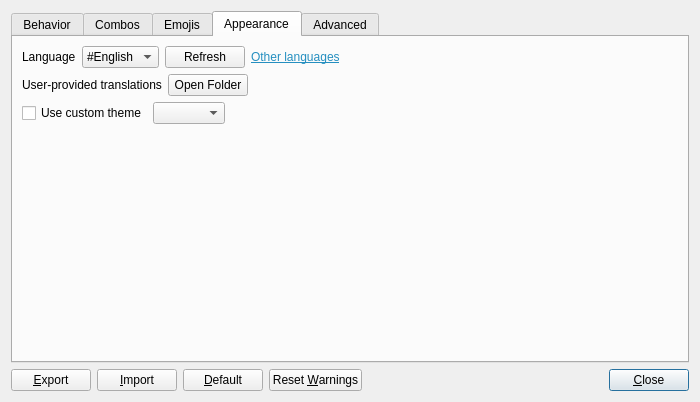
Above: Beeftext/Preferences/PreferencesDialog.ui from xmichelo/Beeftext before the change. Below: the same form after it.
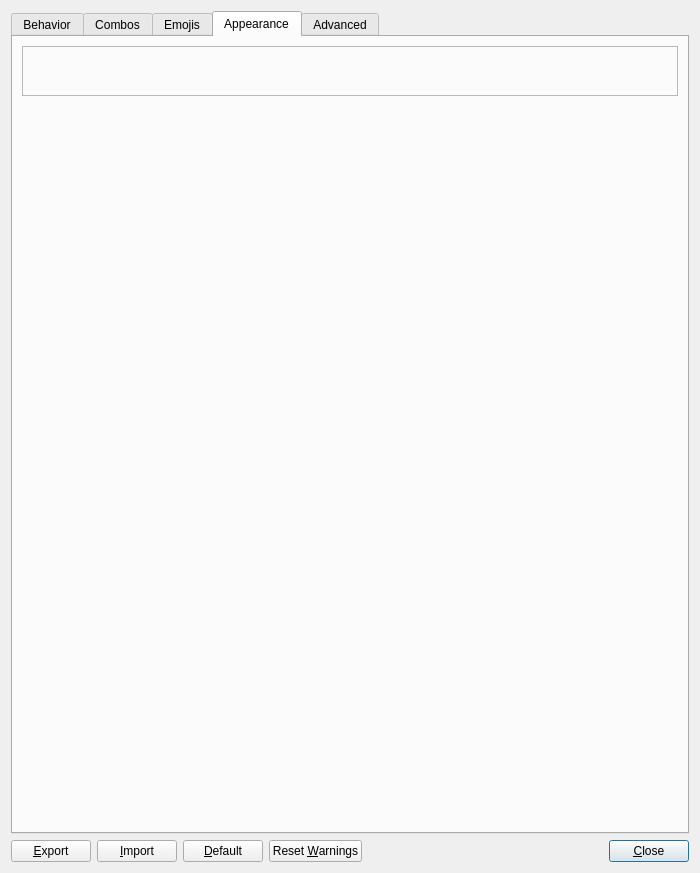
That is the form after the change. The open tabs and pages were chosen to show the change. Custom widgets are drawn as their Qt base class.

Commit message: Moved appearance preferences interface in separate frame.

The edit to the form file:
```diff
--- a/Beeftext/Preferences/PreferencesDialog.ui
+++ b/Beeftext/Preferences/PreferencesDialog.ui
@@ -7,7 +7,7 @@
     <x>0</x>
     <y>0</y>
     <width>700</width>
-    <height>402</height>
+    <height>873</height>
    </rect>
   </property>
   <property name="minimumSize">
@@ -22,6 +22,12 @@
   <layout class="QVBoxLayout" name="verticalLayout">
    <item>
     <widget class="QTabWidget" name="tabPreferences">
+     <property name="minimumSize">
+      <size>
+       <width>0</width>
+       <height>100</height>
+      </size>
+     </property>
      <property name="currentIndex">
       <number>2</number>
      </property>
@@ -526,122 +532,20 @@
       </attribute>
       <layout class="QVBoxLayout" name="verticalLayout_9">
        <item>
-        <layout class="QHBoxLayout" name="horizontalLayout_5">
-         <item>
-          <widget class="QLabel" name="labelLocale">
-           <property name="text">
-            <string>Language</string>
-           </property>
-          </widget>
-         </item>
-         <item>
-          <widget class="QComboBox" name="comboLocale">
-           <property name="sizeAdjustPolicy">
-            <enum>QComboBox::AdjustToContents</enum>
-           </property>
-           <item>
-            <property name="text">
-             <string notr="true">#English</string>
-            </property>
-           </item>
-          </widget>
-         </item>
-         <item>
-          <widget class="QPushButton" name="buttonRefresh">
-           <property name="text">
-            <string>Refresh</string>
-           </property>
-          </widget>
-         </item>
-         <item>
-          <widget class="QLabel" name="labelOtherLanguages">
-           <property name="text">
-            <string>&lt;html&gt;&lt;head/&gt;&lt;body&gt;&lt;p&gt;&lt;a href=&quot;https://github.com/xmichelo/Beeftext/wiki/User-provided-translations&quot;&gt;&lt;span style=&quot; text-decoration: underline; color:#258fc0;&quot;&gt;Other languages&lt;/span&gt;&lt;/a&gt;&lt;/p&gt;&lt;/body&gt;&lt;/html&gt;</string>
-           </property>
-           <property name="openExternalLinks">
-            <bool>true</bool>
-           </property>
-          </widget>
-         </item>
-         <item>
-          <spacer name="horizontalSpacer_3">
-           <property name="orientation">
-            <enum>Qt::Horizontal</enum>
-           </property>
-           <property name="sizeHint" stdset="0">
-            <size>
-             <width>0</width>
-             <height>10</height>
-            </size>
-           </property>
-          </spacer>
-         </item>
-        </layout>
-       </item>
-       <item>
-        <layout class="QHBoxLayout" name="horizontalLayout_11">
-         <item>
-          <widget class="QLabel" name="labelTranslationFolder">
-           <property name="text">
-            <string>User-provided translations</string>
-           </property>
-          </widget>
-         </item>
-         <item>
-          <widget class="QPushButton" name="buttonTranslationFolder">
-           <property name="text">
-            <string>Open Folder</string>
-           </property>
-          </widget>
-         </item>
-         <item>
-          <spacer name="horizontalSpacer_8">
-           <property name="orientation">
-            <enum>Qt::Horizontal</enum>
-           </property>
-           <property name="sizeHint" stdset="0">
-            <size>
-             <width>0</width>
-             <height>10</height>
-            </size>
-           </property>
-          </spacer>
-         </item>
-        </layout>
-       </item>
-       <item>
-        <layout class="QHBoxLayout" name="horizontalLayout_17">
-         <property name="topMargin">
-          <number>0</number>
+        <widget class="PrefsPaneAppearance" name="paneAppearance">
+         <property name="minimumSize">
+          <size>
+           <width>0</width>
+           <height>50</height>
+          </size>
          </property>
-         <item>
-          <widget class="QCheckBox" name="checkUseCustomTheme">
-           <property name="text">
-            <string>Use custom theme</string>
-           </property>
-          </widget>
-         </item>
-         <item>
-          <widget class="QComboBox" name="comboTheme">
-           <property name="sizeAdjustPolicy">
-            <enum>QComboBox::AdjustToContents</enum>
-           </property>
-          </widget>
-         </item>
-         <item>
-          <spacer name="horizontalSpacer_13">
-           <property name="orientation">
-            <enum>Qt::Horizontal</enum>
-           </property>
-           <property name="sizeHint" stdset="0">
-            <size>
-             <width>0</width>
-             <height>10</height>
-            </size>
-           </property>
-          </spacer>
-         </item>
-        </layout>
+         <property name="frameShape">
+          <enum>QFrame::StyledPanel</enum>
+         </property>
+         <property name="frameShadow">
+          <enum>QFrame::Raised</enum>
+         </property>
+        </widget>
        </item>
        <item>
         <spacer name="verticalSpacer_4">
@@ -651,7 +555,7 @@
          <property name="sizeHint" stdset="0">
           <size>
            <width>20</width>
-           <height>119</height>
+           <height>0</height>
           </size>
          </property>
         </spacer>
@@ -1008,6 +912,12 @@
    <header>Preferences/Panes/PrefsPaneEmojis.h</header>
    <container>1</container>
   </customwidget>
+  <customwidget>
+   <class>PrefsPaneAppearance</class>
+   <extends>QFrame</extends>
+   <header>Preferences/Panes/PrefsPaneAppearance.h</header>
+   <container>1</container>
+  </customwidget>
  </customwidgets>
  <tabstops>
   <tabstop>checkAutoCheckForUpdates</tabstop>
```
Left out of the diff: 119 changed lines with no effect on the pictures. The commit also changes 16 other files.
